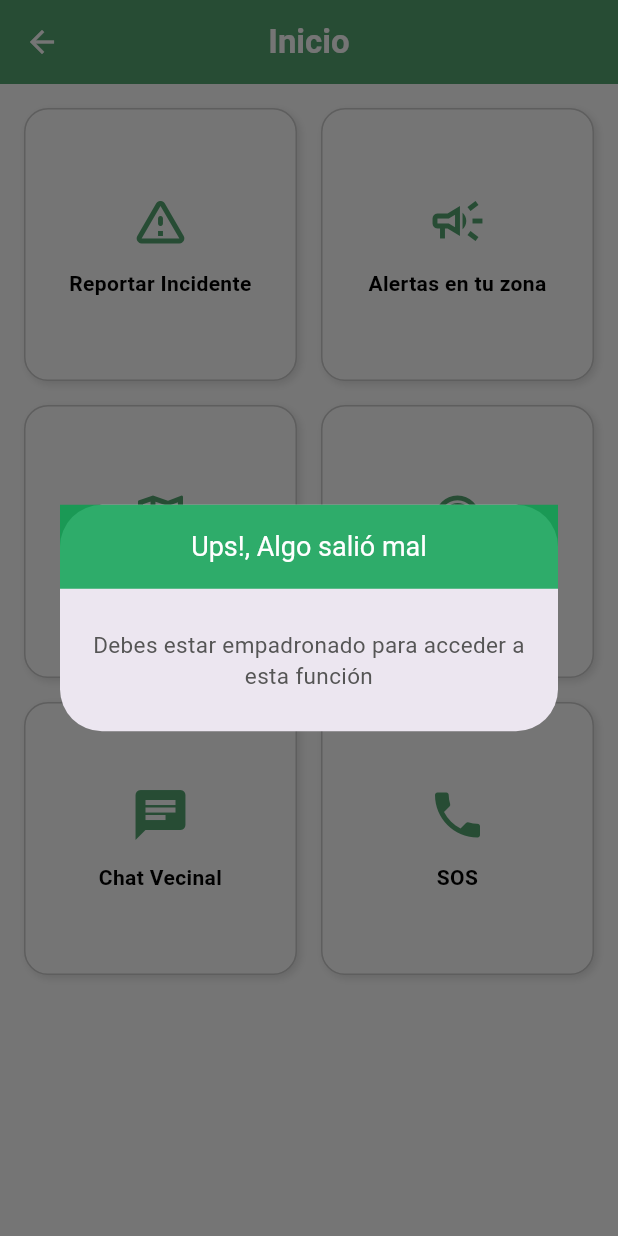
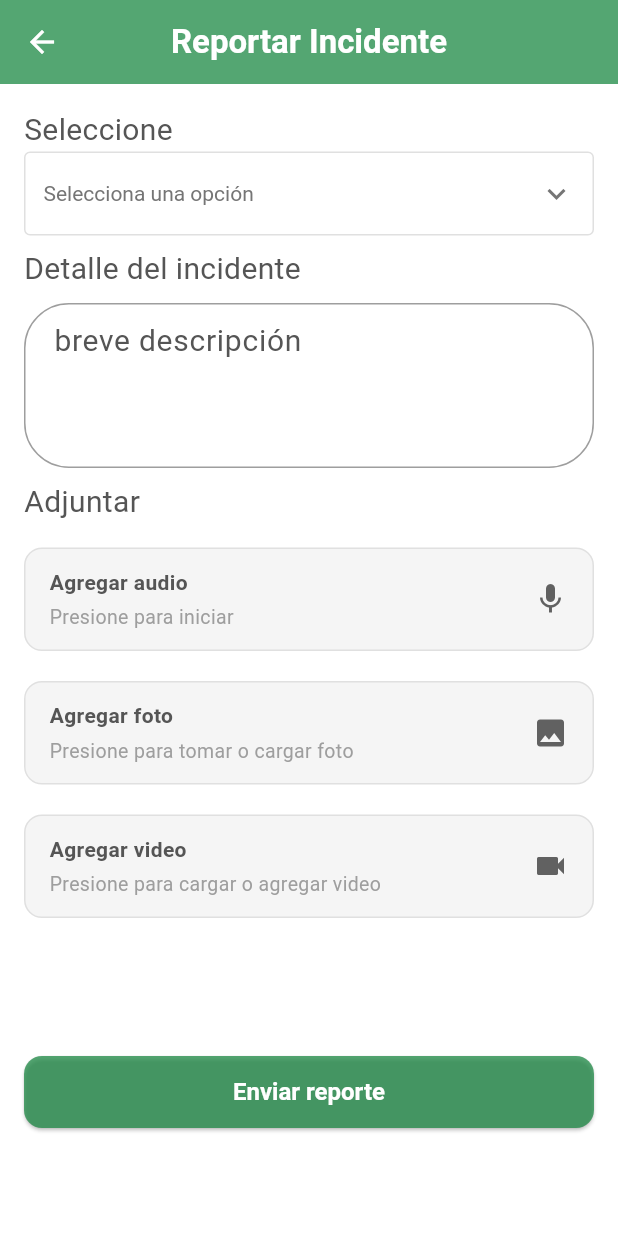
Before and after one commit to Reebotbrei/alertaLima, a Flutter app: the HomeScreen screen opened directly with empty values, after a tap on "Reportar Incidente", on a phone screen of 412 x 824 dp. Run offline on Flutter 3.47's test engine with Material 3 defaults, Android fonts, the phone set to English and light mode, and no system bars; our stand-ins replace cloud_firestore, firebase_auth, firebase_core, image_picker; missing offline and left inert: flutter_sound; accounts and stored records are empty.

Commit message:
commit agregando la ventana de  de reporte usuarios

```diff
--- /dev/null
+++ b/lib/app/widgets/app_button2.dart
@@ -0,0 +1,56 @@
+import 'package:flutter/material.dart';
+
+class BotonAdjuntoNuevo extends StatelessWidget {
+  final String titulo;
+  final String subtitulo;
+  final IconData icono;
+  final VoidCallback onTap;
+
+  const BotonAdjuntoNuevo({
+    super.key,
+    required this.titulo,
+    required this.subtitulo,
+    required this.icono,
+    required this.onTap,
+  });
+
+  @override
+  Widget build(BuildContext context) {
+    return GestureDetector(
+      onTap: onTap,
+      child: Container(
+        margin: const EdgeInsets.only(bottom: 12),
+        padding: const EdgeInsets.symmetric(horizontal: 16, vertical: 12),
+        decoration: BoxDecoration(
+          color: Colors.grey[100],
+          borderRadius: BorderRadius.circular(12),
+          border: Border.all(color: Colors.grey.shade300),
+        ),
+        child: Row(
+          children: [
+            Expanded(
+              child: Column(
+                crossAxisAlignment: CrossAxisAlignment.start,
+                children: [
+                  Text(
+                    titulo,
+                    style: const TextStyle(
+                      fontWeight: FontWeight.bold,
+                      fontSize: 14,
+                    ),
+                  ),
+                  const SizedBox(height: 4),
+                  Text(
+                    subtitulo,
+                    style: const TextStyle(color: Colors.grey, fontSize: 13),
+                  ),
+                ],
+              ),
+            ),
+            Icon(icono, size: 24, color: Colors.grey[700]),
+          ],
+        ),
+      ),
+    );
+  }
+}
--- /dev/null
+++ b/lib/app/widgets/app_combo_box.dart
@@ -0,0 +1,94 @@
+import 'package:flutter/material.dart';
+
+class DropdownTextField extends StatefulWidget {
+  final String? hintText;
+  final List<String> options;
+  final String? selectedValue;
+  final ValueChanged<String?>? onChanged;
+  final bool enabled;
+
+  const DropdownTextField({
+    Key? key,
+    this.hintText,
+    required this.options,
+    this.selectedValue,
+    this.onChanged,
+    this.enabled = true,
+  }) : super(key: key);
+
+  @override
+  State<DropdownTextField> createState() => _DropdownTextFieldState();
+}
+
+class _DropdownTextFieldState extends State<DropdownTextField> {
+  String? _selectedValue;
+
+  @override
+  void initState() {
+    super.initState();
+    _selectedValue = widget.selectedValue;
+  }
+
+  @override
+  Widget build(BuildContext context) {
+    return Container(
+      width: double.infinity, // Esto hace que ocupe todo el ancho disponible
+      padding: const EdgeInsets.symmetric(
+        horizontal: 12.0,
+        vertical: 3.0,
+      ), // Altura más pequeña
+      decoration: BoxDecoration(
+        color: Colors.white,
+        border: Border.all(color: Colors.grey.shade300, width: 1.0),
+        borderRadius: BorderRadius.circular(4.0),
+      ),
+      child: DropdownButtonHideUnderline(
+        child: DropdownButton<String>(
+          value: _selectedValue,
+          hint: Text(
+            widget.hintText ?? 'Seleccionar opción',
+            style: TextStyle(color: Colors.grey.shade600, fontSize: 14.0),
+          ),
+          icon: widget.enabled
+              ? Icon(Icons.keyboard_arrow_down, color: Colors.grey.shade600)
+              : Icon(Icons.close, color: Colors.grey.shade600, size: 16.0),
+          style: const TextStyle(color: Colors.black87, fontSize: 14.0),
+          dropdownColor: Colors.white,
+          menuMaxHeight:
+              MediaQuery.of(context).size.height *
+              0.4, // Reducido para evitar overflow
+          elevation: 8,
+          borderRadius: BorderRadius.circular(8.0),
+          alignment: AlignmentDirectional
+              .centerStart, // Alineación para evitar overflow
+          items: widget.options.map((String option) {
+            return DropdownMenuItem<String>(
+              value: option,
+              child: Container(
+                width: double.infinity,
+                padding: const EdgeInsets.symmetric(
+                  vertical: 8.0,
+                  horizontal: 4.0,
+                ),
+                child: Text(
+                  option,
+                  style: const TextStyle(fontSize: 14.0, color: Colors.black87),
+                ),
+              ),
+            );
+          }).toList(),
+          onChanged: widget.enabled
+              ? (String? newValue) {
+                  setState(() {
+                    _selectedValue = newValue;
+                  });
+                  widget.onChanged?.call(newValue);
+                }
+              : null,
+          isExpanded: true,
+          isDense: false, // Mantiene el espaciado natural
+        ),
+      ),
+    );
+  }
+}
--- a/lib/app/widgets/app_text_field.dart
+++ b/lib/app/widgets/app_text_field.dart
@@ -10,6 +10,7 @@ class AppTextField extends StatelessWidget {
   final TextInputType keyboardType;
   final VoidCallback? onEyeTab;
   final FocusNode? focusNode;
+  final int? maxLines;
 
   const AppTextField({
     super.key,
@@ -21,6 +22,7 @@ class AppTextField extends StatelessWidget {
     this.keyboardType = TextInputType.text,
     this.onEyeTab,
     this.focusNode,
+    this.maxLines = 1,
   });
 
   @override
@@ -30,10 +32,9 @@ class AppTextField extends StatelessWidget {
       focusNode: focusNode,
       obscureText: obscureText,
       keyboardType: keyboardType,
+      maxLines: obscureText ? 1 : maxLines,
       decoration: InputDecoration(
-        border: OutlineInputBorder(
-          borderRadius: BorderRadius.circular(30),
-        ),
+        border: OutlineInputBorder(borderRadius: BorderRadius.circular(30)),
         enabledBorder: OutlineInputBorder(
           borderRadius: BorderRadius.circular(30),
           borderSide: BorderSide(color: Colors.grey),
--- a/lib/features/dashboard/view/home_screen.dart
+++ b/lib/features/dashboard/view/home_screen.dart
@@ -1,4 +1,5 @@
 import 'package:alerta_lima/app/Objetitos/usuario.dart';
+import 'package:alerta_lima/features/reporte_incidentes/view/reporte_incidentes.dart';
 import 'package:alerta_lima/features/sos/view/sos_screen.dart';
 import 'package:flutter/material.dart';
 import '../../../app/theme/app_colors.dart';
@@ -30,11 +31,13 @@ class HomeScreen extends StatelessWidget {
                   icon: Icons.warning_amber_rounded,
                   title: 'Reportar Incidente',
                   onTap: () {
-                    if (usuario.empadronado == false) {
-                      _mensajeEnable(context);
-                    } else {
-                      Navigator.pushNamed(context, '/report');
-                    }
+                    Navigator.push(
+                      context,
+                      MaterialPageRoute(
+                        builder: (context) =>
+                            Reporteincidentes(), //invocamos al clases donde se encuntra el mapa
+                      ),
+                    );
                   },
                 ),
                 MenuCard(
@@ -71,7 +74,10 @@ class HomeScreen extends StatelessWidget {
                     } else {
                       Navigator.push(
                         context,
-                        MaterialPageRoute(builder: (context) => ChatVecinalScreen(usuario: usuario)),
+                        MaterialPageRoute(
+                          builder: (context) =>
+                              ChatVecinalScreen(usuario: usuario),
+                        ),
                       );
                     }
                   },
--- /dev/null
+++ b/lib/features/reporte_incidentes/clases/audio_helper.dart
@@ -0,0 +1,34 @@
+import 'package:flutter_sound/flutter_sound.dart';
+import 'package:path_provider/path_provider.dart';
+import 'dart:io';
+
+class AudioHelper {
+  final FlutterSoundRecorder _recorder = FlutterSoundRecorder();
+  bool estaGrabando = false;
+  String? rutaAudio;
+
+  Future<void> inicializar() async {
+    await _recorder.openRecorder();
+  }
+
+  Future<void> cerrar() async {
+    await _recorder.closeRecorder();
+  }
+
+  Future<void> grabarAudio() async {
+    if (!_recorder.isRecording) {
+      // Obtener una ruta externa visible
+      Directory? externalDir =
+          await getExternalStorageDirectory(); // Necesitas importar path_provider
+      String path =
+          '${externalDir!.path}/grabacion_${DateTime.now().millisecondsSinceEpoch}.aac';
+
+      await _recorder.startRecorder(toFile: path, codec: Codec.aacADTS);
+      estaGrabando = true;
+      rutaAudio = path;
+    } else {
+      rutaAudio = await _recorder.stopRecorder();
+      estaGrabando = false;
+    }
+  }
+}
--- /dev/null
+++ b/lib/features/reporte_incidentes/clases/video_capturar.dart
@@ -0,0 +1,36 @@
+import 'dart:io';
+import 'package:flutter/material.dart';
+import 'package:image_picker/image_picker.dart';
+
+class MiWidgetVideo extends StatefulWidget {
+  @override
+  _MiWidgetVideoState createState() => _MiWidgetVideoState();
+}
+
+class _MiWidgetVideoState extends State<MiWidgetVideo> {
+  final ImagePicker _picker = ImagePicker(); // ✅ Instancia necesaria
+  File? _video; // ✅ Variable para almacenar el video
+
+  void _seleccionarVideo() async {
+    final vid = await _picker.pickVideo(source: ImageSource.camera);
+    if (vid != null) {
+      setState(() {
+        _video = File(vid.path);
+      });
+    }
+  }
+
+  @override
+  Widget build(BuildContext context) {
+    return Column(
+      children: [
+        ElevatedButton(
+          onPressed: _seleccionarVideo,
+          child: Text('Grabar Video'),
+        ),
+        if (_video != null)
+          Text('Video seleccionado: ${_video!.path.split('/').last}'),
+      ],
+    );
+  }
+}
--- /dev/null
+++ b/lib/features/reporte_incidentes/view/reporte_incidentes.dart
@@ -0,0 +1,226 @@
+import 'package:flutter/material.dart';
+import 'package:alerta_lima/app/widgets/app_text_field.dart';
+import 'package:alerta_lima/app/widgets/app_button2.dart';
+import 'package:alerta_lima/app/widgets/app_button.dart';
+import 'package:alerta_lima/app/widgets/app_combo_box.dart';
+import 'package:alerta_lima/features/reporte_incidentes/clases/audio_helper.dart';
+import 'dart:io'; // Para usar File
+import 'package:image_picker/image_picker.dart'; // Para usar ImagePicker
+
+class Reporteincidentes extends StatefulWidget {
+  const Reporteincidentes({super.key});
+
+  @override
+  State<Reporteincidentes> createState() => _ReporteincidentesState();
+}
+
+class _ReporteincidentesState extends State<Reporteincidentes> {
+  final TextEditingController _numeroController = TextEditingController();
+
+  //
+  final AudioHelper _audioHelper = AudioHelper();
+  final ImagePicker _picker = ImagePicker(); // Instancia del selector
+  File? _image; // Para guardar la foto
+  File? _video; // Para guardar el video
+
+  @override
+  void initState() {
+    super.initState();
+    _audioHelper.inicializar(); // Inicializa el grabador
+  }
+
+  @override
+  void dispose() {
+    _audioHelper.cerrar(); // Libera recursos del micrófono
+    super.dispose();
+  }
+
+  //la fecha y los datos de ukbicaion  los vamos ha tomar de manera autaomatica
+  @override
+  Widget build(BuildContext context) {
+    return Scaffold(
+      resizeToAvoidBottomInset: false, // Evita que la pantalla se redimensione
+      appBar: AppBar(
+        title: const Text('Reportar Incidente'),
+        centerTitle: true,
+      ),
+      body: Padding(
+        padding: const EdgeInsets.all(16.0),
+        child: Column(
+          children: [
+            Align(
+              //encabezado del combo box
+              alignment: Alignment.centerLeft,
+              child: Text("Seleccione", style: TextStyle(fontSize: 20)),
+            ),
+            //invocamos al combo box
+            DropdownTextField(
+              hintText: 'Selecciona una opción',
+              //lista de opciones del combobox
+              options: [
+                'Robo',
+                'Hurto',
+                'Extorsión',
+                'Estafa',
+                'Violación sexual',
+                'Homicidio',
+                'Lesiones',
+                'Acoso',
+                'Tráfico de drogas',
+                'Violencia familiar',
+                'Conducción en estado de ebriedad',
+                'Secuestro',
+                'Ciberacoso',
+                'Suplantación de identidad',
+                'Maltrato infantil',
+              ],
+              onChanged: (value) {},
+            ),
+
+            SizedBox(height: 8), // Espacio de 8 píxeles
+            //encabezado de detalle
+            Align(
+              alignment: Alignment.centerLeft,
+              child: Text(
+                "Detalle del incidente",
+                style: TextStyle(fontSize: 20),
+              ),
+            ),
+            SizedBox(height: 8), // Espacio de 8 píxeles
+            //caja de texto para agregar descripcion proviene de app_text_field
+            AppTextField(
+              controller: _numeroController,
+              hintText: 'breve descripción',
+              keyboardType: TextInputType.text,
+              maxLines: 3,
+            ),
+            SizedBox(height: 8),
+            //evcabezado
+            Align(
+              alignment: Alignment.centerLeft,
+              child: Text("Adjuntar", style: TextStyle(fontSize: 20)),
+            ),
+            SizedBox(height: 8), // Espacio de 8 píxeles
+
+            SizedBox(height: 8),
+            //boton para adjuntar audio proviene de app_button2
+            BotonAdjuntoNuevo(
+              titulo: 'Agregar audio',
+              subtitulo: _audioHelper.estaGrabando
+                  ? 'Grabando...'
+                  : (_audioHelper.rutaAudio != null
+                        ? 'Audio grabado'
+                        : 'Presione para iniciar'),
+              icono: Icons.mic,
+              onTap: () async {
+                await _audioHelper.grabarAudio();
+                setState(() {}); // Refresca para mostrar el nuevo estado
+              },
+            ),
+
+            SizedBox(height: 8),
+            //boton para adjuntar fotos proviene de app_button2
+            BotonAdjuntoNuevo(
+              titulo: 'Agregar foto',
+              subtitulo: _image != null
+                  ? 'Foto agregada'
+                  : 'Presione para tomar o cargar foto',
+              icono: Icons.image,
+              onTap: () async {
+                showModalBottomSheet(
+                  context: context,
+                  builder: (_) => Column(
+                    mainAxisSize: MainAxisSize.min,
+                    children: [
+                      ListTile(
+                        leading: Icon(Icons.camera_alt),
+                        title: Text('Tomar foto'),
+                        onTap: () async {
+                          final img = await _picker.pickImage(
+                            source: ImageSource.camera,
+                          );
+                          if (img != null) {
+                            setState(() => _image = File(img.path));
+                          }
+                          Navigator.pop(context);
+                        },
+                      ),
+                      ListTile(
+                        leading: Icon(Icons.photo_library),
+                        title: Text('Seleccionar de galería'),
+                        onTap: () async {
+                          final img = await _picker.pickImage(
+                            source: ImageSource.gallery,
+                          );
+                          if (img != null) {
+                            setState(() => _image = File(img.path));
+                          }
+                          Navigator.pop(context);
+                        },
+                      ),
+                    ],
+                  ),
+                );
+              },
+            ),
+
+            SizedBox(height: 8),
+            //boton para adjuntar video proviene de app_button2
+            BotonAdjuntoNuevo(
+              titulo: 'Agregar video',
+              subtitulo: _video != null
+                  ? 'Video agregado'
+                  : 'Presione para cargar o agregar video',
+              icono: Icons.videocam,
+              onTap: () async {
+                showModalBottomSheet(
+                  context: context,
+                  builder: (_) => Column(
+                    mainAxisSize: MainAxisSize.min,
+                    children: [
+                      ListTile(
+                        leading: Icon(Icons.videocam),
+                        title: Text('Grabar video'),
+                        onTap: () async {
+                          final vid = await _picker.pickVideo(
+                            source: ImageSource.camera,
+                          );
+                          if (vid != null) {
+                            setState(() => _video = File(vid.path));
+                          }
+                          Navigator.pop(context);
+                        },
+                      ),
+                      ListTile(
+                        leading: Icon(Icons.video_library),
+                        title: Text('Subir desde galería'),
+                        onTap: () async {
+                          final vid = await _picker.pickVideo(
+                            source: ImageSource.gallery,
+                          );
+                          if (vid != null) {
+                            setState(() => _video = File(vid.path));
+                          }
+                          Navigator.pop(context);
+                        },
+                      ),
+                    ],
+                  ),
+                );
+              },
+            ),
+
+            SizedBox(height: 80),
+
+            AppButton(
+              label: 'Enviar reporte',
+              onPressed: () {
+                print('Botón presionado');
+              },
+            ),
+          ],
+        ),
+      ),
+    );
+  }
+}
```
Also changed, not shown: lib/app/widgets/app_alert_card.dart (+71 -0 lines), lib/features/reporte_incidentes/clases/foto_tomar.dart (added, +35 -0 lines), lib/main.dart (+3 -5 lines), pubspec.yaml (+6 -3 lines), pubspec.lock, 5 other files.
